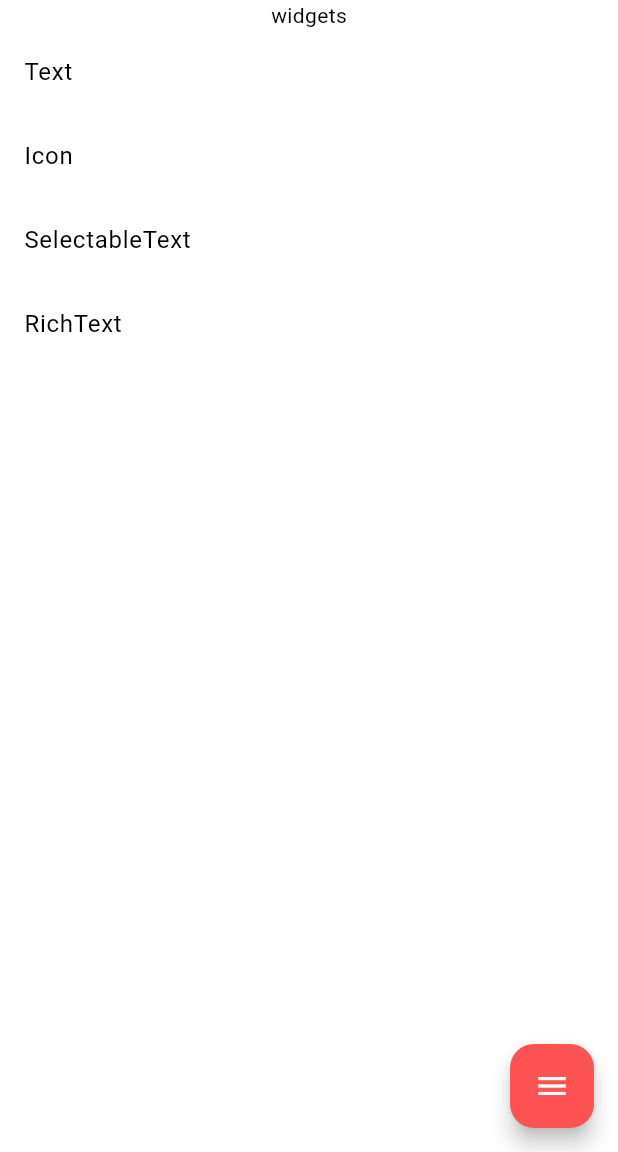
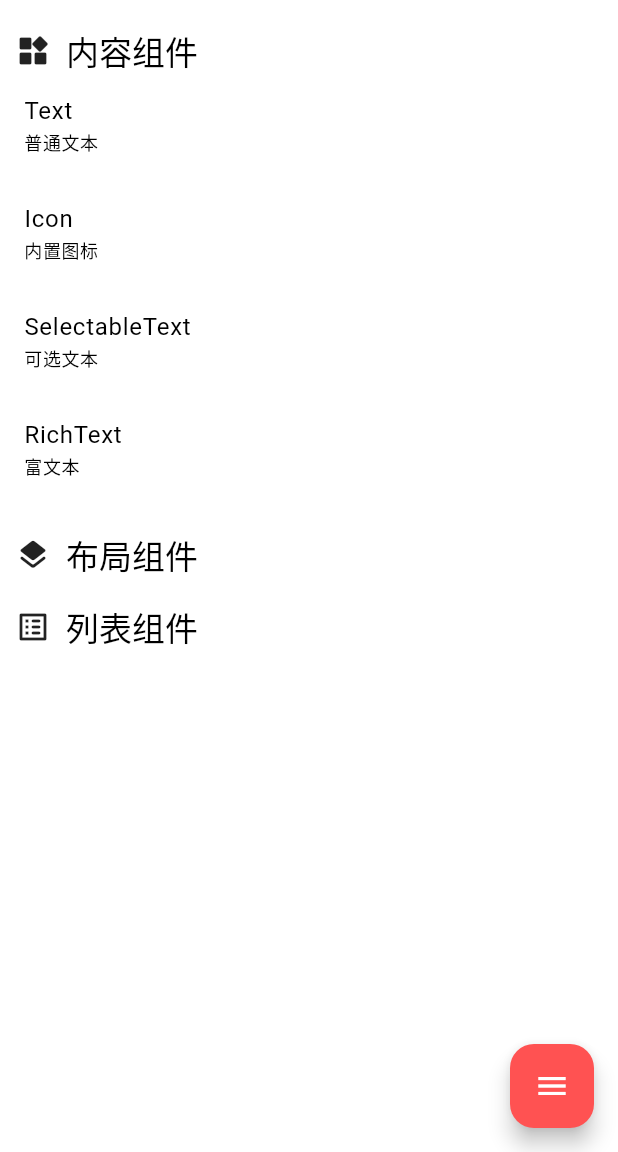
Before and after one commit to Keekuun/hello_flutter, a Flutter app: the screen it shows after launch, after a tap on "Text", after a tap on the "home" icon, on a phone screen of 412 x 824 dp, the part 84-1236 px from its top. Run offline on Flutter 3.47's test engine with Material 3 defaults, Android fonts, the light colour scheme and no system bars; our stand-ins replace flutter_hooks.

Commit message:
feat: refactor routes & home_page

```diff
--- /dev/null
+++ b/lib/contents/text_field.dart
@@ -0,0 +1,10 @@
+import 'package:flutter/material.dart';
+
+class TextFieldDemo extends StatelessWidget {
+  const TextFieldDemo({super.key});
+
+  @override
+  Widget build(BuildContext context) {
+    return const Placeholder();
+  }
+}
--- a/lib/home_page.dart
+++ b/lib/home_page.dart
@@ -8,10 +8,7 @@ class HomePage extends StatelessWidget {
   Widget build(BuildContext context) {
     return Scaffold(
       appBar: AppBar(
-        backgroundColor: Theme
-            .of(context)
-            .colorScheme
-            .primary,
+        backgroundColor: Theme.of(context).colorScheme.primary,
         title: const Text(
           'hello flutter',
           style: TextStyle(color: Colors.white),
@@ -24,19 +21,38 @@ class HomePage extends StatelessWidget {
       ),
       body: Center(
         child: ListView(
-          children: routesMap.entries
-              .toList()
-              .map((d) =>
-              Column(children: [
-                Text(d.key),
-                ...d.value.entries.toList().map((e) => ListTile(
-                  title: Text(e.key),
-                  onTap: () {
-                    Navigator.pushReplacementNamed(context, '/${d.key}/${e.key}');
-                  },
-                )),
-              ]))
-              .toList(),
+          children: routesList.map((d) {
+            var id = d['id']! as String;
+            var title = d['title']! as String;
+            var icon = d['icon']! as Icon;
+            var children = d['children']! as List<dynamic>;
+            return Column(children: [
+              const SizedBox(
+                height: 20,
+              ),
+              Row(children: [
+                const SizedBox(
+                  width: 10,
+                ),
+                icon,
+                const SizedBox(
+                  width: 10,
+                ),
+                Text(title, style: Theme.of(context).textTheme.titleLarge)
+              ]),
+              ...children.map((e) => ListTile(
+                    title: Text(e.id.toString(),
+                        style: Theme.of(context).textTheme.bodyLarge),
+                    subtitle: Text(
+                      e.description.toString(),
+                      style: Theme.of(context).textTheme.bodySmall,
+                    ),
+                    onTap: () {
+                      Navigator.pushReplacementNamed(context, '/$id/${e.id}');
+                    },
+                  )),
+            ]);
+          }).toList(),
         ),
       ),
       floatingActionButton: FloatingActionButton(
--- a/lib/routes.dart
+++ b/lib/routes.dart
@@ -1,33 +1,89 @@
 import 'package:flutter/material.dart';
-import 'package:hello_flutter/widgets/icon.dart';
-import 'package:hello_flutter/widgets/rich_text.dart';
-import 'package:hello_flutter/widgets/selectable_text.dart';
-import 'package:hello_flutter/widgets/text.dart';
+import 'package:hello_flutter/contents/icon.dart';
+import 'package:hello_flutter/contents/rich_text.dart';
+import 'package:hello_flutter/contents/selectable_text.dart';
+import 'package:hello_flutter/contents/text.dart';
 import 'package:hello_flutter/wrap_page.dart';
 
 import 'home_page.dart';
 
-final Map<String, Map<String, WidgetBuilder>> routesMap = {
-  'widgets': {
-    'Text': (BuildContext context) => const WrapPage(title: '普通文本', child: TextDemo(),),
-    'Icon': (BuildContext context) => const WrapPage( title: '内置图标',child: IconDemo(),),
-    'SelectableText': (BuildContext context) => const WrapPage(title: '可选文本',child: SelectableTextDemo(),),
-    'RichText': (BuildContext context) => const WrapPage(title: '富文本',child: RichTextDemo(),),
+final List<Map<String, Object>> routesList = [
+  {
+    'id': 'Contents',
+    'title': '内容组件',
+    'icon': const Icon(Icons.widgets_rounded),
+    'children': [
+      MyWidget(
+          id: 'Text',
+          title: '普通文本',
+          description: '普通文本',
+          widget: const TextDemo()),
+      MyWidget(
+          id: 'Icon',
+          title: '内置图标',
+          description: '内置图标',
+          widget: const IconDemo()),
+      MyWidget(
+          id: 'SelectableText',
+          title: '可选文本',
+          description: '可选文本',
+          widget: const SelectableTextDemo()),
+      MyWidget(
+          id: 'RichText',
+          title: '富文本',
+          description: '富文本',
+          widget: const RichTextDemo()),
+    ]
   },
-};
+  {
+    'id': 'Layouts',
+    'title': '布局组件',
+    'icon': const Icon(Icons.layers_rounded),
+    'children': [],
+  },
+  {
+    'id': 'Lists',
+    'title': '列表组件',
+    'icon': const Icon(Icons.list_alt_rounded),
+    'children': [],
+  }
+];
 
-Map<String, WidgetBuilder> getRoutes() {
+class MyWidget {
+  final String id;
+  final String title; // 标题
+  final String? description; // 描述
+  final Widget widget; // 组件
+  late final WidgetBuilder child; // 子组件
+
+  MyWidget({
+    required this.id,
+    required this.title,
+    this.description = '',
+    required this.widget,
+  }) {
+    child = (BuildContext context) => WrapPage(
+          title: title,
+          child: widget,
+        );
+  }
+}
+
+Map<String, WidgetBuilder> _getRoutes() {
   final Map<String, WidgetBuilder> routes = {};
 
-  routesMap.forEach((category, values) {
-    values.forEach((path, widgetBuilder) {
-      routes['/$category/$path'] = widgetBuilder;
-    });
-  });
+  for (var d in routesList) {
+    final String category = d['id']! as String;
+    final List children = d['children']! as List;
+
+    for (var dd in children) {
+      routes['/$category/${dd.id}'] = dd.child as WidgetBuilder;
+    }
+  }
   return routes;
 }
 
 final Map<String, WidgetBuilder> routes = {
   '/': (BuildContext context) => const HomePage(),
-  ...getRoutes(),
+  ..._getRoutes(),
 };
```
Also changed, not shown: lib/contents/icon.dart (renamed from lib/widgets/icon.dart), lib/contents/rich_text.dart (renamed from lib/widgets/rich_text.dart), lib/contents/selectable_text.dart (renamed from lib/widgets/selectable_text.dart), lib/contents/text.dart (renamed from lib/widgets/text.dart).
